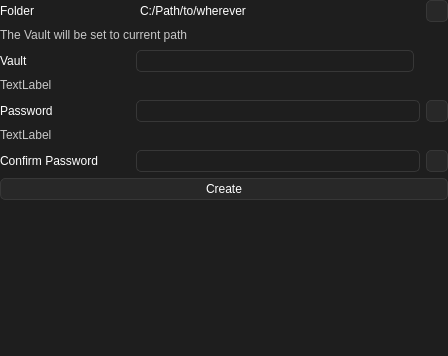
The window that ui/FrontendNewVault.ui (Nothing031/Vault) describes before a commit, drawn with Qt 5.
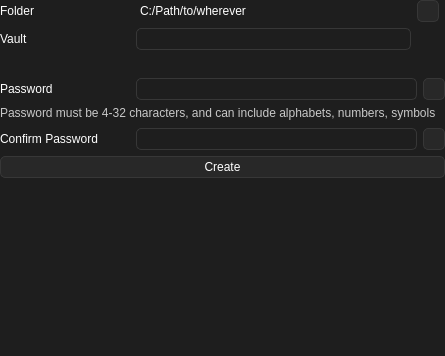
The same window after the commit. Icons and pictures are not drawn.

```diff
--- a/ui/FrontendNewVault.ui
+++ b/ui/FrontendNewVault.ui
@@ -6,7 +6,7 @@
    <rect>
     <x>0</x>
     <y>0</y>
-    <width>448</width>
+    <width>445</width>
     <height>356</height>
    </rect>
   </property>
@@ -138,28 +138,125 @@
    <property name="bottomMargin">
     <number>0</number>
    </property>
-   <item row="2" column="0">
+   <item row="6" column="0">
+    <layout class="QHBoxLayout" name="horizontalLayout_4">
+     <item>
+      <widget class="QLabel" name="PwConfirmLabel">
+       <property name="sizePolicy">
+        <sizepolicy hsizetype="Fixed" vsizetype="Fixed">
+         <horstretch>0</horstretch>
+         <verstretch>0</verstretch>
+        </sizepolicy>
+       </property>
+       <property name="minimumSize">
+        <size>
+         <width>130</width>
+         <height>22</height>
+        </size>
+       </property>
+       <property name="maximumSize">
+        <size>
+         <width>130</width>
+         <height>22</height>
+        </size>
+       </property>
+       <property name="text">
+        <string>Confirm Password</string>
+       </property>
+      </widget>
+     </item>
+     <item>
+      <widget class="QLineEdit" name="PwConfirmLineedit">
+       <property name="minimumSize">
+        <size>
+         <width>0</width>
+         <height>22</height>
+        </size>
+       </property>
+       <property name="maximumSize">
+        <size>
+         <width>16777215</width>
+         <height>22</height>
+        </size>
+       </property>
+       <property name="echoMode">
+        <enum>QLineEdit::EchoMode::Password</enum>
+       </property>
+      </widget>
+     </item>
+     <item>
+      <widget class="QPushButton" name="PwConfirmVisibilityButton">
+       <property name="sizePolicy">
+        <sizepolicy hsizetype="Fixed" vsizetype="Fixed">
+         <horstretch>0</horstretch>
+         <verstretch>0</verstretch>
+        </sizepolicy>
+       </property>
+       <property name="minimumSize">
+        <size>
+         <width>22</width>
+         <height>22</height>
+        </size>
+       </property>
+       <property name="maximumSize">
+        <size>
+         <width>22</width>
+         <height>22</height>
+        </size>
+       </property>
+       <property name="text">
+        <string/>
+       </property>
+       <property name="icon">
+        <iconset resource="../asset/resource.qrc">
+         <normaloff>:/icons/visibility_off.png</normaloff>
+         <normalon>:/icons/visibility_on.png</normalon>:/icons/visibility_off.png</iconset>
+       </property>
+       <property name="checkable">
+        <bool>true</bool>
+       </property>
+       <property name="checked">
+        <bool>false</bool>
+       </property>
+      </widget>
+     </item>
+    </layout>
+   </item>
+   <item row="7" column="0">
+    <widget class="QPushButton" name="CreateVaultButton">
+     <property name="minimumSize">
+      <size>
+       <width>0</width>
+       <height>22</height>
+      </size>
+     </property>
+     <property name="maximumSize">
+      <size>
+       <width>16777215</width>
+       <height>22</height>
+      </size>
+     </property>
+     <property name="text">
+      <string>Create</string>
+     </property>
+    </widget>
+   </item>
+   <item row="8" column="0">
+    <spacer name="verticalSpacer">
+     <property name="orientation">
+      <enum>Qt::Orientation::Vertical</enum>
+     </property>
+     <property name="sizeHint" stdset="0">
+      <size>
+       <width>20</width>
+       <height>40</height>
+      </size>
+     </property>
+    </spacer>
+   </item>
+   <item row="1" column="0">
     <layout class="QGridLayout" name="gridLayout_3">
-     <item row="0" column="1">
-      <widget class="QLineEdit" name="VaultNameLineedit">
-       <property name="minimumSize">
-        <size>
-         <width>0</width>
-         <height>22</height>
-        </size>
-       </property>
-       <property name="maximumSize">
-        <size>
-         <width>16777215</width>
-         <height>22</height>
-        </size>
-       </property>
-       <property name="text">
-        <string/>
-       </property>
-      </widget>
-     </item>
-     <item row="0" column="2">
+     <item row="1" column="2">
       <spacer name="horizontalSpacer">
        <property name="orientation">
         <enum>Qt::Orientation::Horizontal</enum>
@@ -175,7 +272,36 @@
        </property>
       </spacer>
      </item>
-     <item row="0" column="0">
+     <item row="1" column="1">
+      <widget class="QLineEdit" name="VaultNameLineedit">
+       <property name="minimumSize">
+        <size>
+         <width>0</width>
+         <height>22</height>
+        </size>
+       </property>
+       <property name="maximumSize">
+        <size>
+         <width>16777215</width>
+         <height>22</height>
+        </size>
+       </property>
+       <property name="text">
+        <string/>
+       </property>
+      </widget>
+     </item>
+     <item row="2" column="0" colspan="3">
+      <widget class="QLabel" name="VaultAditionalInfoLabel">
+       <property name="text">
+        <string/>
+       </property>
+       <property name="alignment">
+        <set>Qt::AlignmentFlag::AlignLeading|Qt::AlignmentFlag::AlignLeft|Qt::AlignmentFlag::AlignTop</set>
+       </property>
+      </widget>
+     </item>
+     <item row="1" column="0">
       <widget class="QLabel" name="VaultLabel">
        <property name="minimumSize">
         <size>
@@ -194,69 +320,7 @@
        </property>
       </widget>
      </item>
-     <item row="1" column="0" colspan="3">
-      <widget class="QLabel" name="VaultAditionalInfoLabel">
-       <property name="text">
-        <string>TextLabel</string>
-       </property>
-       <property name="alignment">
-        <set>Qt::AlignmentFlag::AlignLeading|Qt::AlignmentFlag::AlignLeft|Qt::AlignmentFlag::AlignTop</set>
-       </property>
-      </widget>
-     </item>
-    </layout>
-   </item>
-   <item row="9" column="0">
-    <spacer name="verticalSpacer">
-     <property name="orientation">
-      <enum>Qt::Orientation::Vertical</enum>
-     </property>
-     <property name="sizeHint" stdset="0">
-      <size>
-       <width>20</width>
-       <height>40</height>
-      </size>
-     </property>
-    </spacer>
-   </item>
-   <item row="0" column="0">
-    <layout class="QGridLayout" name="gridLayout_2">
-     <property name="bottomMargin">
-      <number>0</number>
-     </property>
-     <property name="horizontalSpacing">
-      <number>6</number>
-     </property>
-     <item row="2" column="3">
-      <widget class="QPushButton" name="DirectoryOpenButton">
-       <property name="sizePolicy">
-        <sizepolicy hsizetype="Fixed" vsizetype="Fixed">
-         <horstretch>0</horstretch>
-         <verstretch>0</verstretch>
-        </sizepolicy>
-       </property>
-       <property name="minimumSize">
-        <size>
-         <width>22</width>
-         <height>22</height>
-        </size>
-       </property>
-       <property name="maximumSize">
-        <size>
-         <width>22</width>
-         <height>22</height>
-        </size>
-       </property>
-       <property name="text">
-        <string/>
-       </property>
-       <property name="icon">
-        <iconset resource="../asset/resource.qrc">
-         <normaloff>:/icons/folder_open.png</normaloff>:/icons/folder_open.png</iconset>
-       </property>
-      </widget>
-     </item>
-     <item row="2" column="0">
+     <item row="0" column="0">
       <widget class="QLabel" name="DirectoryLabel">
        <property name="minimumSize">
         <size>
@@ -275,17 +339,7 @@
        </property>
       </widget>
      </item>
-     <item row="3" column="0" colspan="4">
-      <widget class="QLabel" name="DirectoryAditionalInfoLabel">
-       <property name="text">
-        <string>The Vault will be set to current path</string>
-       </property>
-       <property name="alignment">
-        <set>Qt::AlignmentFlag::AlignLeading|Qt::AlignmentFlag::AlignLeft|Qt::AlignmentFlag::AlignTop</set>
-       </property>
-      </widget>
-     </item>
-     <item row="2" column="1" colspan="2">
+     <item row="0" column="1">
       <widget class="QLabel" name="DirectoryPathLabel">
        <property name="styleSheet">
         <string notr="true">QWidget{
@@ -297,75 +351,8 @@
        </property>
       </widget>
      </item>
-    </layout>
-   </item>
-   <item row="8" column="0">
-    <widget class="QPushButton" name="CreateVaultButton">
-     <property name="minimumSize">
-      <size>
-       <width>0</width>
-       <height>22</height>
-      </size>
-     </property>
-     <property name="maximumSize">
-      <size>
-       <width>16777215</width>
-       <height>22</height>
-      </size>
-     </property>
-     <property name="text">
-      <string>Create</string>
-     </property>
-    </widget>
-   </item>
-   <item row="7" column="0">
-    <layout class="QHBoxLayout" name="horizontalLayout_4">
-     <item>
-      <widget class="QLabel" name="PwConfirmLabel">
-       <property name="sizePolicy">
-        <sizepolicy hsizetype="Fixed" vsizetype="Fixed">
-         <horstretch>0</horstretch>
-         <verstretch>0</verstretch>
-        </sizepolicy>
-       </property>
-       <property name="minimumSize">
-        <size>
-         <width>130</width>
-         <height>22</height>
-        </size>
-       </property>
-       <property name="maximumSize">
-        <size>
-         <width>130</width>
-         <height>22</height>
-        </size>
-       </property>
-       <property name="text">
-        <string>Confirm Password</string>
-       </property>
-      </widget>
-     </item>
-     <item>
-      <widget class="QLineEdit" name="PwConfirmLineedit">
-       <property name="minimumSize">
-        <size>
-         <width>0</width>
-         <height>22</height>
-        </size>
-       </property>
-       <property name="maximumSize">
-        <size>
-         <width>16777215</width>
-         <height>22</height>
-        </size>
-       </property>
-       <property name="echoMode">
-        <enum>QLineEdit::EchoMode::Password</enum>
-       </property>
-      </widget>
-     </item>
-     <item>
-      <widget class="QPushButton" name="PwConfirmVisibilityButton">
+     <item row="0" column="2">
+      <widget class="QPushButton" name="DirectoryOpenButton">
        <property name="sizePolicy">
         <sizepolicy hsizetype="Fixed" vsizetype="Fixed">
          <horstretch>0</horstretch>
@@ -389,20 +376,13 @@
        </property>
        <property name="icon">
         <iconset resource="../asset/resource.qrc">
-         <normaloff>:/icons/visibility_off.png</normaloff>
-         <normalon>:/icons/visibility_on.png</normalon>:/icons/visibility_off.png</iconset>
-       </property>
-       <property name="checkable">
-        <bool>true</bool>
-       </property>
-       <property name="checked">
-        <bool>false</bool>
+         <normaloff>:/icons/folder_open.png</normaloff>:/icons/folder_open.png</iconset>
        </property>
       </widget>
      </item>
     </layout>
    </item>
-   <item row="5" column="0">
+   <item row="4" column="0">
     <layout class="QGridLayout" name="gridLayout_4">
      <item row="0" column="1">
       <widget class="QLineEdit" name="PasswordLineedit">
@@ -481,7 +461,7 @@
      <item row="1" column="0" colspan="3">
       <widget class="QLabel" name="PasswordAditionalInfoLabel">
        <property name="text">
-        <string>TextLabel</string>
+        <string>Password must be 4-32 characters, and can include alphabets, numbers, symbols</string>
        </property>
        <property name="alignment">
         <set>Qt::AlignmentFlag::AlignLeading|Qt::AlignmentFlag::AlignLeft|Qt::AlignmentFlag::AlignTop</set>
```
